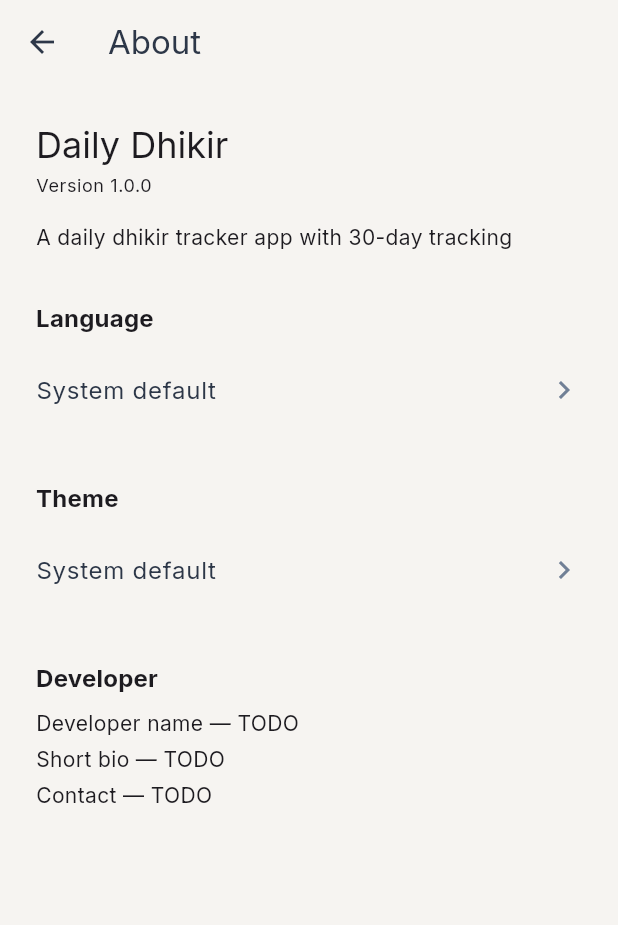
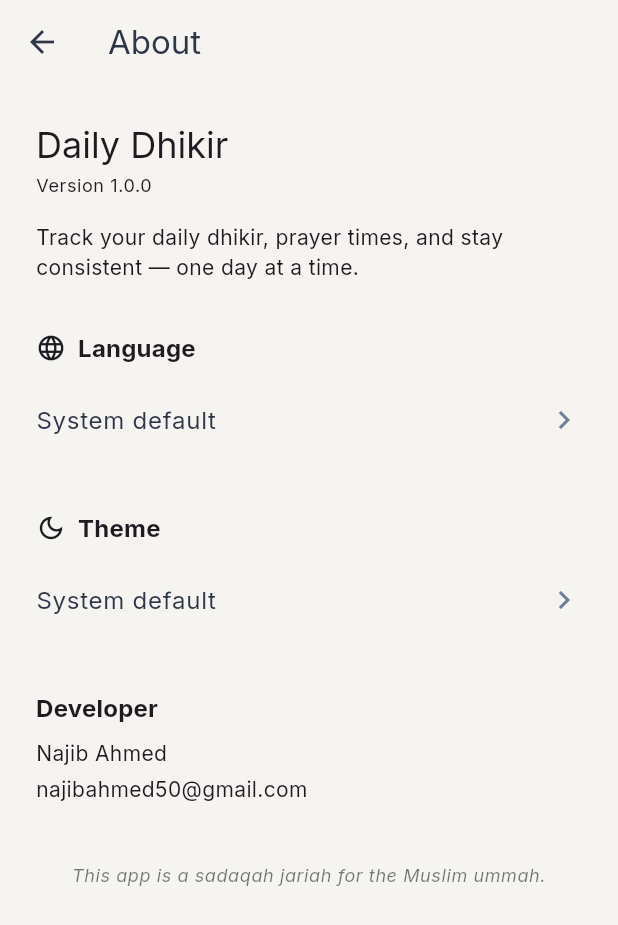
Before and after one commit to najibahmed/dhikrullah, a Flutter app: the AboutScreen screen opened by its route, on a phone screen of 412 x 824 dp. Shown: the top 925 px of the screen. Run offline on Flutter 3.47's test engine with Material 3 defaults, Android fonts, the phone set to English and light mode, and no system bars; our stand-ins replace flutter_compass, flutter_local_notifications, flutter_timezone, geolocator, google_fonts, hijri and 5 more; missing offline and left inert: adhan_dart; accounts and stored records are empty.

Commit message:
feat: update About screen content and add icons to settings rows
Refresh the short app description, fill in real developer name/contact
(replacing TODO placeholders), drop the unused bio placeholder, add
leading icons to the language/theme rows, and add a sadaqah jariah
note at the bottom of the page.

Co-Authored-By: Claude Sonnet 5 <noreply@anthropic.com>

```diff
--- a/lib/features/about/screens/about_screen.dart
+++ b/lib/features/about/screens/about_screen.dart
@@ -36,8 +36,14 @@ class AboutScreen extends StatelessWidget {
           const SizedBox(height: 16),
           Text(l10n.aboutDescription, style: theme.textTheme.bodyMedium),
           const SizedBox(height: 32),
-          Text(l10n.settingsLanguage,
-              style: theme.textTheme.titleMedium?.copyWith(fontWeight: FontWeight.w700)),
+          Row(
+            children: [
+              Icon(Icons.language, size: 20, color: theme.colorScheme.onSurface),
+              const SizedBox(width: 8),
+              Text(l10n.settingsLanguage,
+                  style: theme.textTheme.titleMedium?.copyWith(fontWeight: FontWeight.w700)),
+            ],
+          ),
           const SizedBox(height: 8),
           ListTile(
             contentPadding: EdgeInsets.zero,
@@ -46,8 +52,14 @@ class AboutScreen extends StatelessWidget {
             onTap: () => _showLanguageDialog(context),
           ),
           const SizedBox(height: 32),
-          Text(l10n.themeSettingsRowLabel,
-              style: theme.textTheme.titleMedium?.copyWith(fontWeight: FontWeight.w700)),
+          Row(
+            children: [
+              Icon(Icons.dark_mode_outlined, size: 20, color: theme.colorScheme.onSurface),
+              const SizedBox(width: 8),
+              Text(l10n.themeSettingsRowLabel,
+                  style: theme.textTheme.titleMedium?.copyWith(fontWeight: FontWeight.w700)),
+            ],
+          ),
           const SizedBox(height: 8),
           ListTile(
             contentPadding: EdgeInsets.zero,
@@ -61,9 +73,16 @@ class AboutScreen extends StatelessWidget {
           const SizedBox(height: 8),
           Text(l10n.aboutDeveloperNamePlaceholder, style: theme.textTheme.bodyMedium),
           const SizedBox(height: 4),
-          Text(l10n.aboutBioPlaceholder, style: theme.textTheme.bodyMedium),
-          const SizedBox(height: 4),
           Text(l10n.aboutContactPlaceholder, style: theme.textTheme.bodyMedium),
+          const SizedBox(height: 40),
+          Text(
+            l10n.aboutSadaqahMessage,
+            textAlign: TextAlign.center,
+            style: theme.textTheme.bodySmall?.copyWith(
+              fontStyle: FontStyle.italic,
+              color: theme.colorScheme.onSurface.withValues(alpha: 0.6),
+            ),
+          ),
         ],
       ),
     );
--- a/lib/l10n/app_bn.arb
+++ b/lib/l10n/app_bn.arb
@@ -34,11 +34,11 @@
   "aboutTitle": "সম্পর্কে",
   "aboutAppName": "Daily Dhikir",
   "aboutVersion": "সংস্করণ {version}",
-  "aboutDescription": "৩০ দিনের ট্র্যাকিংসহ একটি দৈনিক যিকির অ্যাপ",
+  "aboutDescription": "প্রতিদিন যিকির করুন, নামাজের সময় জানুন, ধারাবাহিকতা ধরে রাখুন — একদিন একদিন করে।",
   "aboutDeveloper": "ডেভেলপার",
-  "aboutDeveloperNamePlaceholder": "ডেভেলপারের নাম — শীঘ্রই যুক্ত হবে",
-  "aboutBioPlaceholder": "সংক্ষিপ্ত পরিচিতি — শীঘ্রই যুক্ত হবে",
-  "aboutContactPlaceholder": "যোগাযোগ — শীঘ্রই যুক্ত হবে",
+  "aboutDeveloperNamePlaceholder": "নাজিব আহমেদ",
+  "aboutContactPlaceholder": "najibahmed50@gmail.com",
+  "aboutSadaqahMessage": "এই অ্যাপটি মুসলিম উম্মাহর জন্য সদকায়ে জারিয়া।",
   "settingsLanguage": "ভাষা",
   "settingsLanguageEnglish": "English",
   "settingsLanguageBangla": "বাংলা",
--- a/lib/l10n/app_en.arb
+++ b/lib/l10n/app_en.arb
@@ -40,11 +40,11 @@
   "aboutAppName": "Daily Dhikir",
   "aboutVersion": "Version {version}",
   "@aboutVersion": {"placeholders": {"version": {}}},
-  "aboutDescription": "A daily dhikir tracker app with 30-day tracking",
+  "aboutDescription": "Track your daily dhikir, prayer times, and stay consistent — one day at a time.",
   "aboutDeveloper": "Developer",
-  "aboutDeveloperNamePlaceholder": "Developer name — TODO",
-  "aboutBioPlaceholder": "Short bio — TODO",
-  "aboutContactPlaceholder": "Contact — TODO",
+  "aboutDeveloperNamePlaceholder": "Najib Ahmed",
+  "aboutContactPlaceholder": "najibahmed50@gmail.com",
+  "aboutSadaqahMessage": "This app is a sadaqah jariah for the Muslim ummah.",
   "settingsLanguage": "Language",
   "settingsLanguageEnglish": "English",
   "settingsLanguageBangla": "বাংলা",
```
Also changed, not shown: lib/l10n/generated/app_localizations.dart, lib/l10n/generated/app_localizations_bn.dart, lib/l10n/generated/app_localizations_en.dart.
